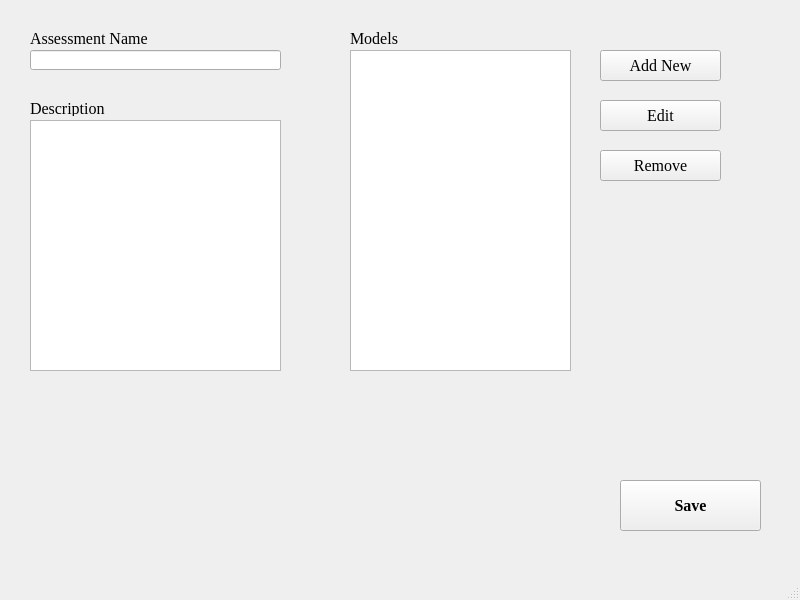
DenisTrputec/DynamicStabilityAssessment, file ui/assessment.ui: the form before one commit.
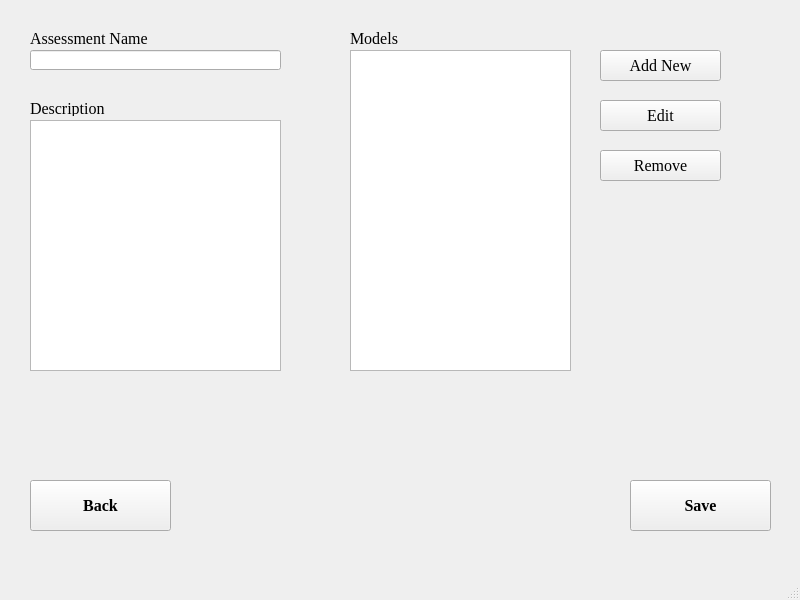
The form after the commit.

Commit message: Back button and Pick Element filter

```diff
--- a/ui/assessment.ui
+++ b/ui/assessment.ui
@@ -167,7 +167,7 @@
    <widget class="QPushButton" name="pb_save">
     <property name="geometry">
      <rect>
-      <x>620</x>
+      <x>630</x>
       <y>480</y>
       <width>141</width>
       <height>51</height>
@@ -202,6 +202,28 @@
      <string>Edit</string>
     </property>
    </widget>
+   <widget class="QPushButton" name="pb_back">
+    <property name="geometry">
+     <rect>
+      <x>30</x>
+      <y>480</y>
+      <width>141</width>
+      <height>51</height>
+     </rect>
+    </property>
+    <property name="font">
+     <font>
+      <weight>75</weight>
+      <bold>true</bold>
+     </font>
+    </property>
+    <property name="statusTip">
+     <string>Back to Main Menu without saving</string>
+    </property>
+    <property name="text">
+     <string>Back</string>
+    </property>
+   </widget>
   </widget>
   <widget class="QMenuBar" name="menubar">
    <property name="geometry">
```
The commit also changes 9 other files.
